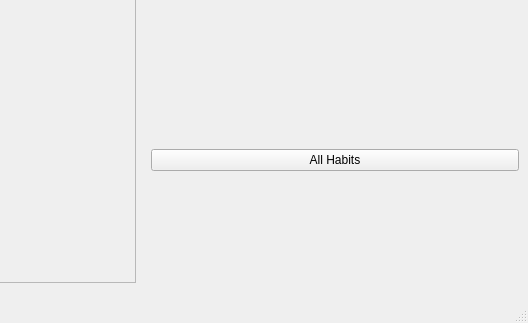
This is Code/PaperFriend/mainwindow.ui in RomainPuech/Paper-Friend as Qt 5 draws it before an edit; both pictures show x 606 to 1134 and y 264 to 587 of the 1134 by 587 pixel window. The edited form follows.
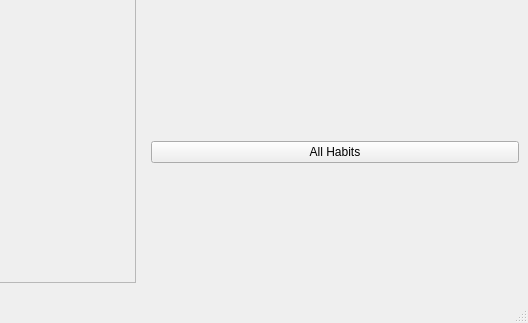
This is the edited form. Icons and pictures are not drawn.

Commit message: Implemented load_habits which loads habits from file and displays them in the mainwindow

What changed in the file:
```diff
--- a/Code/PaperFriend/mainwindow.ui
+++ b/Code/PaperFriend/mainwindow.ui
@@ -394,6 +394,13 @@
           </property>
          </widget>
         </item>
+        <item>
+         <widget class="QLabel" name="habits_label">
+          <property name="text">
+           <string/>
+          </property>
+         </widget>
+        </item>
         <item>
          <spacer name="verticalSpacer_2">
           <property name="orientation">
```
Left out of the diff: 10 changed lines with no effect on the pictures. The commit also changes 4 other files.
